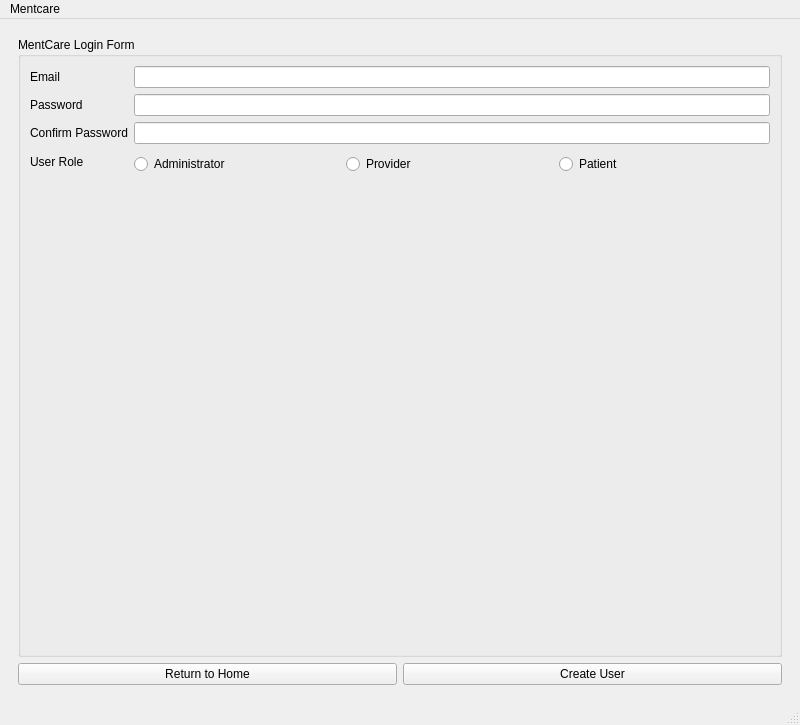
Old version of the form mentcare/mainwindow.ui in the repository omansour-se-nyu/Spring2023-Team-1.
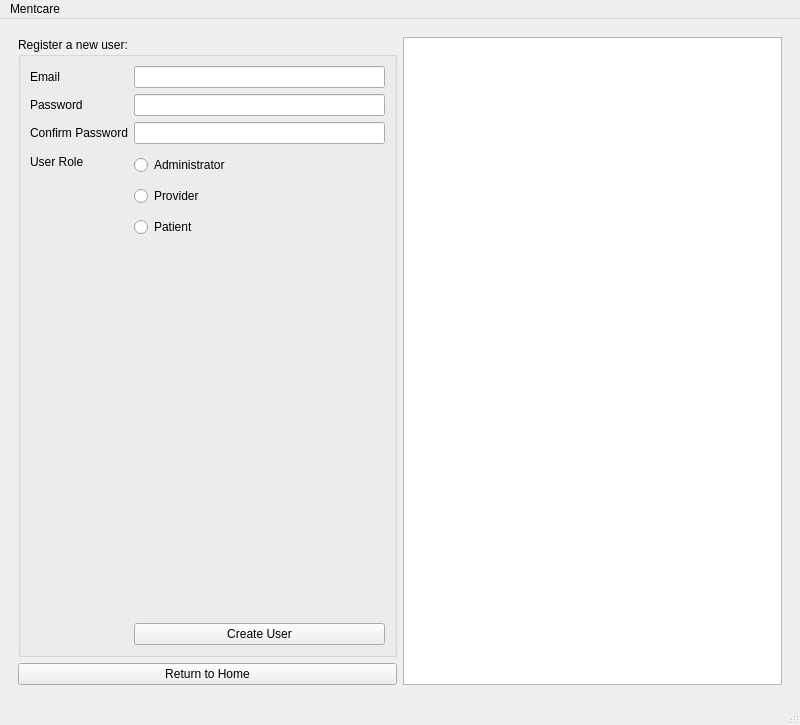
New version of the form. The open tabs and pages were chosen to show the change.

Commit message: updated user management page

The edit to the form file:
```diff
--- a/mentcare/mainwindow.ui
+++ b/mentcare/mainwindow.ui
@@ -744,8 +744,14 @@
          <layout class="QVBoxLayout" name="verticalLayout_4">
           <item>
            <widget class="QGroupBox" name="RegisterPage_Groupbox">
+            <property name="sizePolicy">
+             <sizepolicy hsizetype="Preferred" vsizetype="Minimum">
+              <horstretch>0</horstretch>
+              <verstretch>0</verstretch>
+             </sizepolicy>
+            </property>
             <property name="title">
-             <string>MentCare Login Form</string>
+             <string>Register a new user:</string>
             </property>
             <layout class="QFormLayout" name="formLayout_8">
              <item row="0" column="0">
@@ -799,7 +805,7 @@
                 <bool>true</bool>
                </property>
                <property name="sizePolicy">
-                <sizepolicy hsizetype="Minimum" vsizetype="Expanding">
+                <sizepolicy hsizetype="Minimum" vsizetype="MinimumExpanding">
                  <horstretch>0</horstretch>
                  <verstretch>0</verstretch>
                 </sizepolicy>
@@ -818,11 +824,11 @@
                  <rect>
                   <x>0</x>
                   <y>0</y>
-                  <width>631</width>
-                  <height>28</height>
+                  <width>160</width>
+                  <height>94</height>
                  </rect>
                 </property>
-                <layout class="QHBoxLayout" name="horizontalLayout_12">
+                <layout class="QVBoxLayout" name="verticalLayout_12">
                  <item>
                   <widget class="QRadioButton" name="RegisterPage_RadioButton_Administrator">
                    <property name="text">
@@ -857,29 +863,31 @@
                </widget>
               </widget>
              </item>
+             <item row="4" column="1">
+              <widget class="QPushButton" name="RegisterPage_LoginButton">
+               <property name="text">
+                <string>Create User</string>
+               </property>
+              </widget>
+             </item>
             </layout>
            </widget>
           </item>
           <item>
-           <layout class="QHBoxLayout" name="horizontalLayout_4">
-            <item>
-             <widget class="QPushButton" name="RegisterPage_LoginButton_2">
-              <property name="text">
-               <string>Return to Home</string>
-              </property>
-             </widget>
-            </item>
-            <item>
-             <widget class="QPushButton" name="RegisterPage_LoginButton">
-              <property name="text">
-               <string>Create User</string>
-              </property>
-             </widget>
-            </item>
-           </layout>
+           <layout class="QHBoxLayout" name="horizontalLayout_4"/>
+          </item>
+          <item>
+           <widget class="QPushButton" name="RegisterPage_LoginButton_2">
+            <property name="text">
+             <string>Return to Home</string>
+            </property>
+           </widget>
           </item>
          </layout>
         </item>
+        <item>
+         <widget class="QTableView" name="RegisterPage_Users_Table"/>
+        </item>
        </layout>
       </widget>
       <widget class="QWidget" name="HomePage">
```
Left out of the diff: 6 changed lines with no effect on the pictures. The commit also changes 2 other files.
